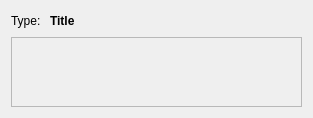
First picture: the form in ui/scroller.ui, repository iceanimations/customui, before the edit.
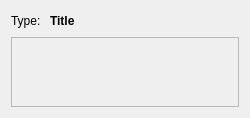
Second picture: the form after the edit.

Commit message: project label added to item.ui and min width of scroller.ui set to 250

```diff
--- a/ui/scroller.ui
+++ b/ui/scroller.ui
@@ -6,7 +6,7 @@
    <rect>
     <x>0</x>
     <y>0</y>
-    <width>313</width>
+    <width>250</width>
     <height>117</height>
    </rect>
   </property>
@@ -16,6 +16,12 @@
     <verstretch>0</verstretch>
    </sizepolicy>
   </property>
+  <property name="minimumSize">
+   <size>
+    <width>250</width>
+    <height>0</height>
+   </size>
+  </property>
   <property name="windowTitle">
    <string>Form</string>
   </property>
@@ -67,7 +73,7 @@
        <rect>
         <x>0</x>
         <y>0</y>
-        <width>293</width>
+        <width>230</width>
         <height>69</height>
        </rect>
       </property>
```
